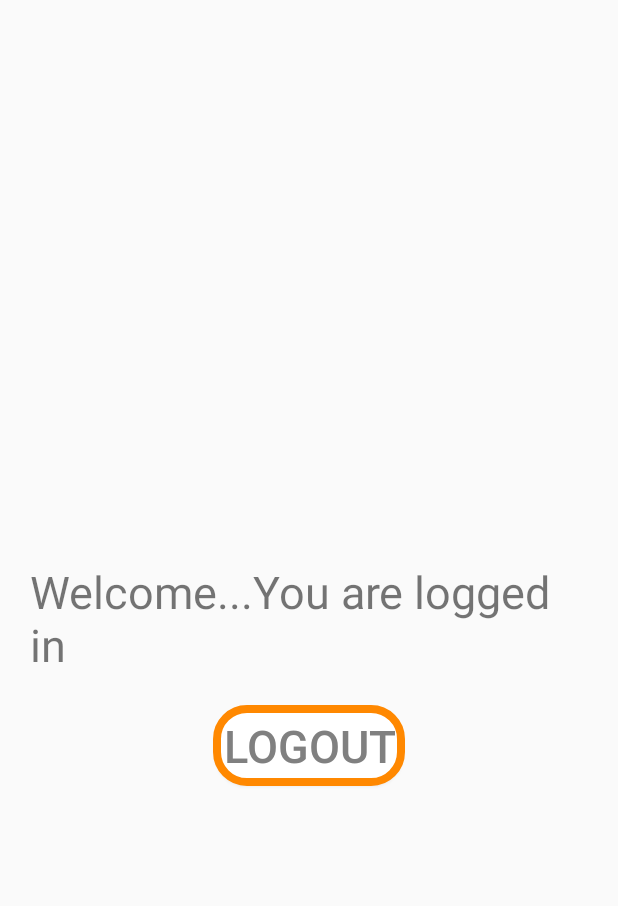
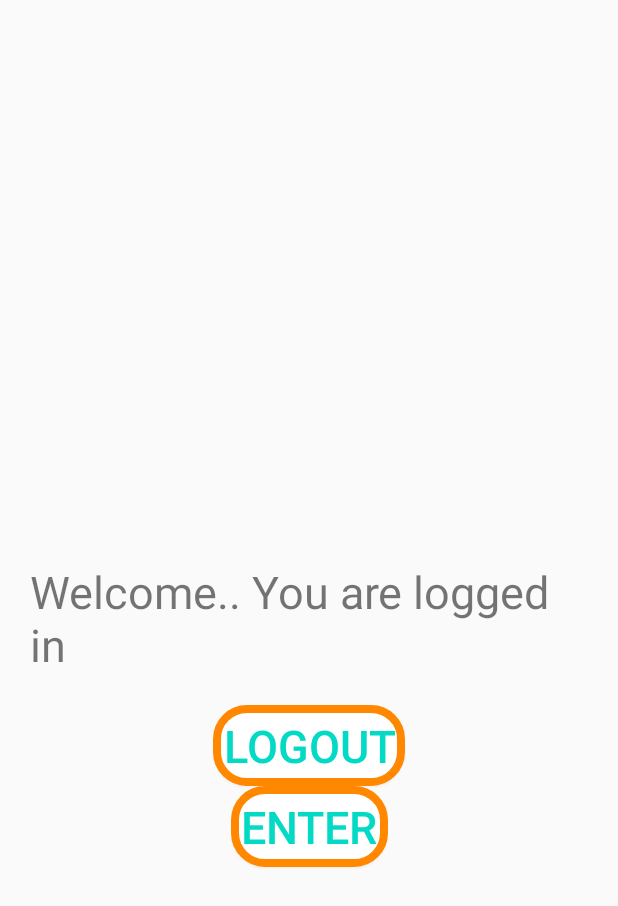
Before and after one commit to Joy-Nzangi/fooddelivery, an Android app: the layout activity_home.xml on its own in the app's theme, with its tools: preview values and no code run, on a phone screen of 412 x 824 dp. Shown: the top 906 px of the screen. Run offline under Robolectric (Android 15) with nearby library versions, the phone set to English and light mode, and no system bars.

Commit message:
latest code base...enter to main activity not working

```diff
--- a/app/src/main/java/com/rajendra/foodapp/LogIn.java
+++ b/app/src/main/java/com/rajendra/foodapp/LogIn.java
@@ -19,6 +19,9 @@ import com.google.firebase.database.FirebaseDatabase;
 import com.rajendra.foodapp.newmodel.UserDetail;
 import com.rajendra.foodapp.util.CustomToast;
 
+import java.util.Timer;
+import java.util.TimerTask;
+
 import static com.rajendra.foodapp.R.layout.activity_log_in;
 
 public class LogIn extends AppCompatActivity {
@@ -35,7 +38,6 @@ public class LogIn extends AppCompatActivity {
         super.onCreate(savedInstanceState);
         setContentView(activity_log_in);
 //       above was setContentView(R.layout.activity_main);
-
 
 
         emailId = findViewById(R.id.editTextEmail);
@@ -116,6 +118,7 @@ public class LogIn extends AppCompatActivity {
             @Override
             public void onClick(View view) {
                 Intent i = new Intent(LogIn.this, SignIn.class);
+//                was SignIn not MainActivity
                 i.addFlags(Intent.FLAG_ACTIVITY_NEW_TASK|Intent.FLAG_ACTIVITY_CLEAR_TASK);
                 startActivity(i);
             }
--- a/app/src/main/res/layout/activity_home.xml
+++ b/app/src/main/res/layout/activity_home.xml
@@ -5,28 +5,37 @@
     android:layout_width="match_parent"
     android:layout_height="match_parent"
     tools:context=".HomeActivity">
-
     <TextView android:id="@+id/loggedInTextView"
+        android:layout_height="wrap_content"
         android:layout_width="wrap_content"
-        android:layout_height="wrap_content"
-        android:text="@string/welcome_you_are_logged_in"
+        android:text="Welcome.. You are logged in"
         android:textSize="30sp"
         android:padding="20dp"
         app:layout_constraintBottom_toBottomOf="parent"
         app:layout_constraintEnd_toEndOf="parent"
         app:layout_constraintStart_toStartOf="parent"
-        app:layout_constraintTop_toTopOf="parent"
-        />
+        app:layout_constraintTop_toTopOf="parent"/>
 
     <Button android:id="@+id/logout"
         android:layout_width="wrap_content"
         android:layout_height="wrap_content"
         android:background="@drawable/custom"
-        android:text="@string/logout"
+        android:text="Logout"
         android:textSize="30sp"
-        android:textColor="@android:color/tertiary_text_light"
+        android:textColor="@color/colorAccent"
         app:layout_constraintEnd_toEndOf="parent"
         app:layout_constraintStart_toStartOf="parent"
         app:layout_constraintTop_toBottomOf="@+id/loggedInTextView"/>
 
+    <Button android:id="@+id/enter"
+        android:layout_width="wrap_content"
+        android:layout_height="wrap_content"
+        android:background="@drawable/custom"
+        android:text="Enter"
+        android:textSize="30sp"
+        android:textColor="@color/colorAccent"
+        app:layout_constraintEnd_toEndOf="parent"
+        app:layout_constraintStart_toStartOf="parent"
+        app:layout_constraintTop_toBottomOf="@+id/logout"/>
+
 </androidx.constraintlayout.widget.ConstraintLayout>
--- a/app/src/main/res/values/strings.xml
+++ b/app/src/main/res/values/strings.xml
@@ -26,6 +26,7 @@
     <string name="_01">01</string>
     <string name="ksh_500">Ksh. 500</string>
     <string name="logout">Logout</string>
+    <string name="enter">Logout</string>
     <string name="welcome_you_are_logged_in" tools:ignore="TypographyEllipsis">Welcome...You are logged in</string>
     <string name="_4_5">4.5</string>
     <string name="cake_city">Cake City</string>
--- a/app/src/main/res/values/styles.xml
+++ b/app/src/main/res/values/styles.xml
@@ -1,7 +1,7 @@
 <resources>
 
     <!-- Base application theme. -->
-    <style name="AppTheme" parent="Theme.AppCompat.Light.NoActionBar">
+    <style name="AppTheme" parent="Theme.AppCompat.Light.DarkActionBar">
         <!-- Customize your theme here. -->
         <item name="colorPrimary">#ffffff</item>
         <item name="colorPrimaryDark">@color/colorPrimaryDark</item>
```
Also changed, not shown: app/src/main/java/com/rajendra/foodapp/HomeActivity.java (+23 -9 lines), app/src/main/java/com/rajendra/foodapp/MainActivity.java (+5 -4 lines), app/src/main/res/layout/activity_main.xml (+8 -8 lines), app/src/main/res/drawable/asiafood1.png, app/src/main/res/drawable/asiafood2.png, app/src/main/res/drawable/chapo.png, app/src/main/res/drawable/kuku.png, app/src/main/res/drawable/login.png, app/src/main/res/drawable/pilau.png, app/src/main/res/drawable/popularfood1.png, app/src/main/res/drawable/popularfood2.png, app/src/main/res/drawable/popularfood3.png, app/src/main/res/drawable/profile.png, app/src/main/res/drawable/signup.png, 1 more files.
